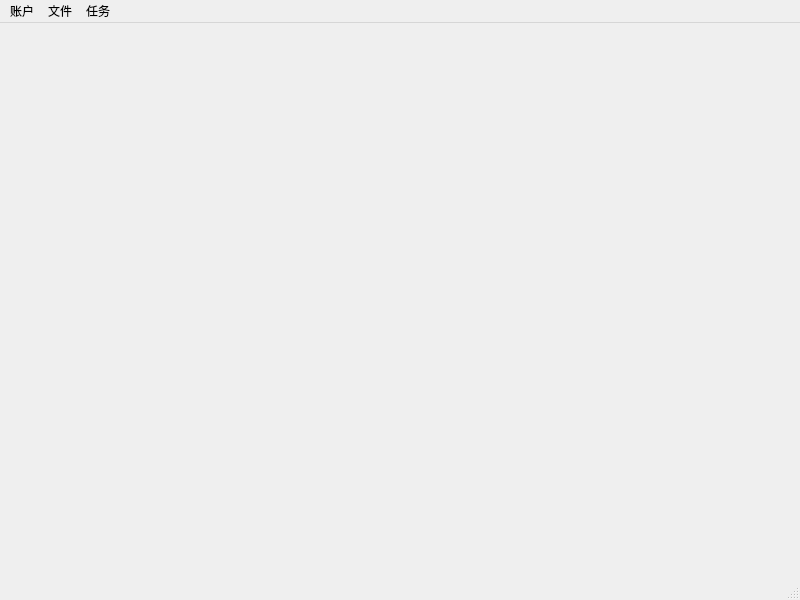
The window that src/pose.ui (qtcv/pose) describes before a commit, drawn with Qt 5.
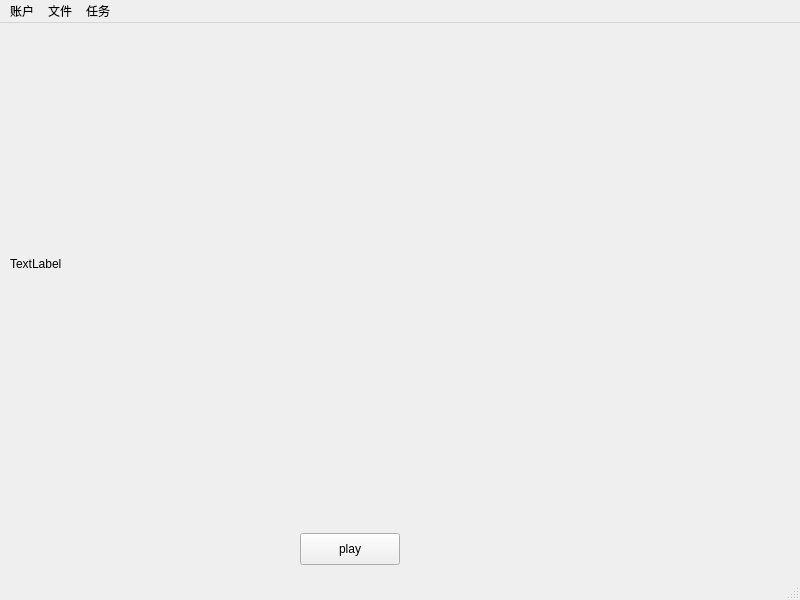
The same window after the commit.

The edit to the form file:
```diff
--- a/src/pose.ui
+++ b/src/pose.ui
@@ -13,7 +13,34 @@
   <property name="windowTitle">
    <string>pose</string>
   </property>
-  <widget class="QWidget" name="centralwidget"/>
+  <widget class="QWidget" name="centralwidget">
+   <widget class="QLabel" name="label">
+    <property name="geometry">
+     <rect>
+      <x>10</x>
+      <y>10</y>
+      <width>771</width>
+      <height>461</height>
+     </rect>
+    </property>
+    <property name="text">
+     <string>TextLabel</string>
+    </property>
+   </widget>
+   <widget class="QPushButton" name="play_btn">
+    <property name="geometry">
+     <rect>
+      <x>300</x>
+      <y>510</y>
+      <width>100</width>
+      <height>32</height>
+     </rect>
+    </property>
+    <property name="text">
+     <string>play</string>
+    </property>
+   </widget>
+  </widget>
   <widget class="QMenuBar" name="menubar">
    <property name="geometry">
     <rect>
```
Left out of the diff: 2 changed lines with no effect on the pictures.
